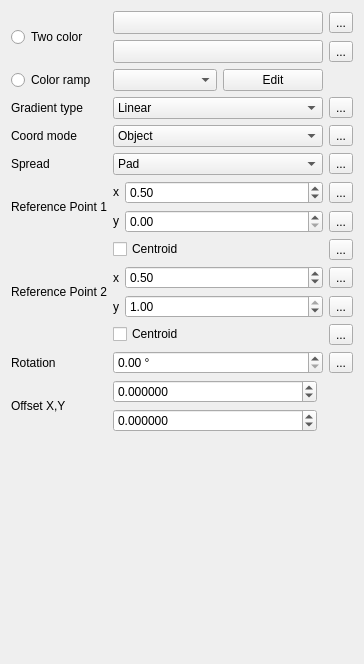
The window that src/ui/symbollayer/widget_gradientfill.ui (qgis/QGIS) describes before a commit, drawn with Qt 5.
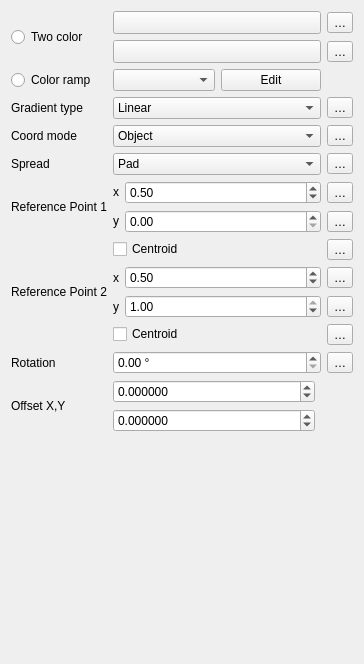
The same window after the commit. Custom widgets are drawn as their Qt base class.

Diff of the .ui file:
```diff
--- a/src/ui/symbollayer/widget_gradientfill.ui
+++ b/src/ui/symbollayer/widget_gradientfill.ui
@@ -74,7 +74,7 @@
    <item row="5" column="2">
     <widget class="QgsDataDefinedButton" name="mSpreadDDBtn">
      <property name="text">
-      <string>...</string>
+      <string>…</string>
      </property>
     </widget>
    </item>
@@ -172,7 +172,7 @@
    <item row="8" column="2" rowspan="2">
     <widget class="QgsDataDefinedButton" name="mRefPoint1YDDBtn">
      <property name="text">
-      <string>...</string>
+      <string>…</string>
      </property>
     </widget>
    </item>
@@ -257,14 +257,14 @@
    <item row="17" column="2">
     <widget class="QgsDataDefinedButton" name="mAngleDDBtn">
      <property name="text">
-      <string>...</string>
+      <string>…</string>
      </property>
     </widget>
    </item>
    <item row="4" column="2">
     <widget class="QgsDataDefinedButton" name="mCoordinateModeDDBtn">
      <property name="text">
-      <string>...</string>
+      <string>…</string>
      </property>
     </widget>
    </item>
@@ -301,7 +301,7 @@
    <item row="3" column="2">
     <widget class="QgsDataDefinedButton" name="mGradientTypeDDBtn">
      <property name="text">
-      <string>...</string>
+      <string>…</string>
      </property>
     </widget>
    </item>
@@ -315,21 +315,21 @@
    <item row="0" column="2">
     <widget class="QgsDataDefinedButton" name="mStartColorDDBtn">
      <property name="text">
-      <string>...</string>
+      <string>…</string>
      </property>
     </widget>
    </item>
    <item row="13" column="2" rowspan="2">
     <widget class="QgsDataDefinedButton" name="mRefPoint2YDDBtn">
      <property name="text">
-      <string>...</string>
+      <string>…</string>
      </property>
     </widget>
    </item>
    <item row="15" column="2">
     <widget class="QgsDataDefinedButton" name="mRefPoint2CentroidDDBtn">
      <property name="text">
-      <string>...</string>
+      <string>…</string>
      </property>
     </widget>
    </item>
@@ -432,14 +432,14 @@
    <item row="10" column="2">
     <widget class="QgsDataDefinedButton" name="mRefPoint1CentroidDDBtn">
      <property name="text">
-      <string>...</string>
+      <string>…</string>
      </property>
     </widget>
    </item>
    <item row="1" column="2">
     <widget class="QgsDataDefinedButton" name="mEndColorDDBtn">
      <property name="text">
-      <string>...</string>
+      <string>…</string>
      </property>
     </widget>
    </item>
@@ -483,7 +483,7 @@
    <item row="6" column="2" rowspan="2">
     <widget class="QgsDataDefinedButton" name="mRefPoint1XDDBtn">
      <property name="text">
-      <string>...</string>
+      <string>…</string>
      </property>
     </widget>
    </item>
@@ -497,7 +497,7 @@
    <item row="12" column="2">
     <widget class="QgsDataDefinedButton" name="mRefPoint2XDDBtn">
      <property name="text">
-      <string>...</string>
+      <string>…</string>
      </property>
     </widget>
    </item>
```
